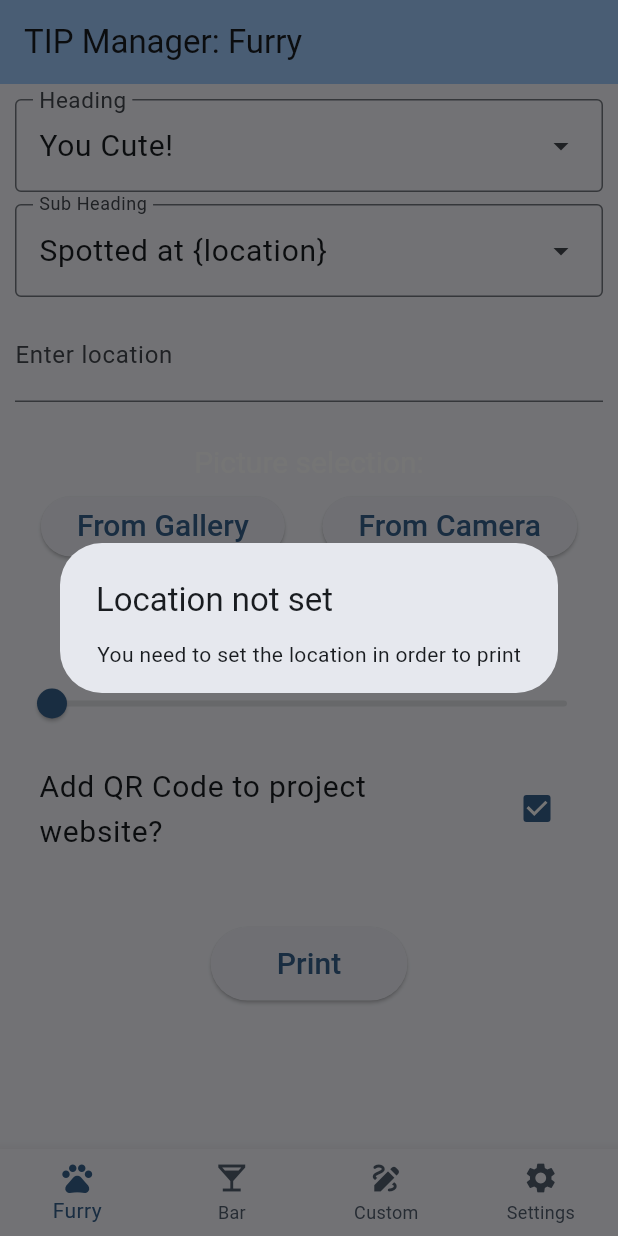
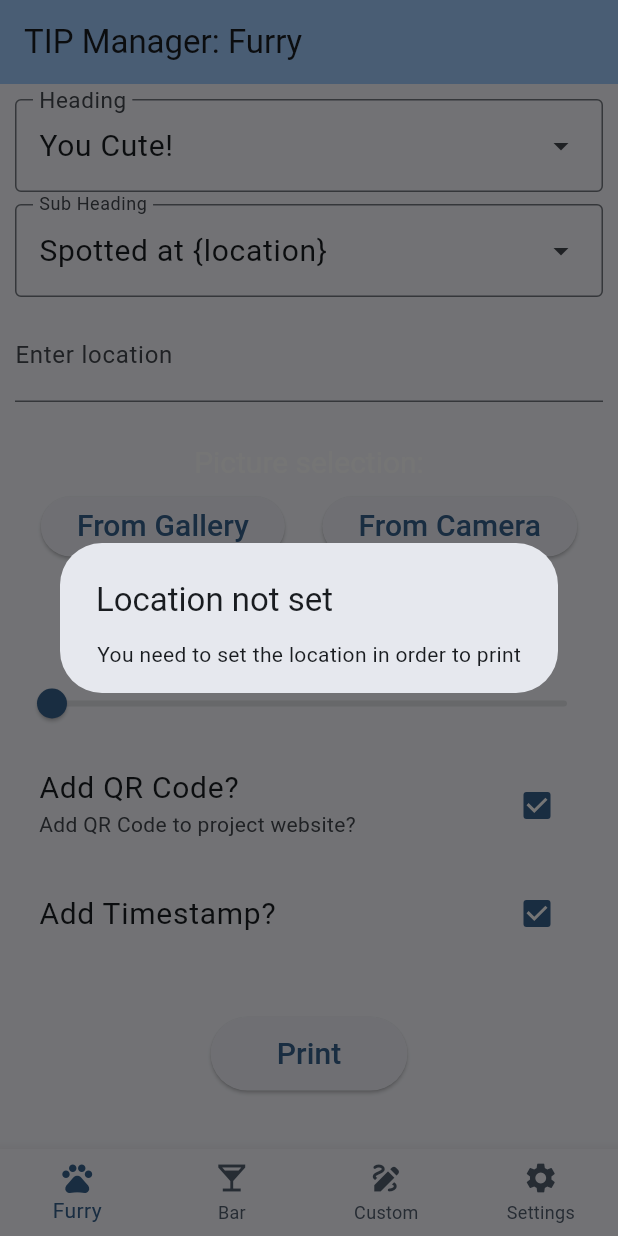
Before and after one commit to OliverBleen/ThermalImagePrinter, a Flutter app: the screen it shows after launch, after a tap on "Print", on a phone screen of 412 x 824 dp. Run offline on Flutter 3.47's test engine with Material 3 defaults, Android fonts, the light colour scheme and no system bars; our stand-ins replace image_picker, shared_preferences; missing offline and left inert: gal.

Commit message:
Add Settings for adding timestamp

```diff
--- a/Android_App/tipman/lib/pages/furry.dart
+++ b/Android_App/tipman/lib/pages/furry.dart
@@ -71,6 +71,7 @@ class _FurryPageState extends State<FurryPage> {
   bool shouldEditAgain = false;
   bool imageFileFromCamera = true;
   bool generateQRCode = false;
+  bool addTimeStamp = true;
   double? printProgress;
 
   Future<void> _loadPreferences() async {
@@ -89,6 +90,7 @@ class _FurryPageState extends State<FurryPage> {
     var loc = await Preferences.getString(Settings.location);
     var imgDither = (await Preferences.getDouble(Settings.imageDitherThreshold)) ?? 0.5;
     var genQRCode = (await Preferences.getBool(Settings.generateQRCode)) ?? true;
+    var addTimeStmp = (await Preferences.getBool(Settings.addTimeStamp)) ?? true;
     setState(() {
       if(loc != null) {
         location = loc;
@@ -96,6 +98,7 @@ class _FurryPageState extends State<FurryPage> {
       }
       imageDitherThreshold = imgDither;
       generateQRCode = genQRCode;
+      addTimeStamp = addTimeStmp;
     });
   }
 
@@ -231,11 +234,24 @@ class _FurryPageState extends State<FurryPage> {
                 },
               ),
               CheckboxListTile(
-                title: Text('Add QR Code to project website?', style: textStyle,),
+                title: Text('Add QR Code?', style: textStyle,),
+                subtitle: const Text('Add QR Code to project website?'),
                 value: generateQRCode,
                 onChanged: (bool? value) {
                   if(value != null) {
                     Preferences.saveBool(Settings.generateQRCode, value);
+                  }
+                  setState(() {
+                    generateQRCode = value!;
+                  });
+                },
+              ),
+              CheckboxListTile(
+                title: Text('Add Timestamp?', style: textStyle,),
+                value: generateQRCode,
+                onChanged: (bool? value) {
+                  if(value != null) {
+                    Preferences.saveBool(Settings.addTimeStamp, value);
                   }
                   setState(() {
                     generateQRCode = value!;
@@ -431,6 +447,12 @@ class _FurryPageState extends State<FurryPage> {
         await TipApiHelper.printQRCode('https://oliverbleen.net/projects/tip', TipApiPrintSettings(alignment: TipApiPrintSettingsAlignment.center));
       }
       setState(() {
+          printProgress = 0.85;
+        });
+      if(addTimeStamp) {
+        await TipApiHelper.println(DateTime.now().toUtc().toIso8601String(), TipApiPrintSettings());
+      }
+      setState(() {
           printProgress = 0.99;
         });
       await TipApiHelper.spitOut();
--- a/Android_App/tipman/lib/preferences.dart
+++ b/Android_App/tipman/lib/preferences.dart
@@ -7,6 +7,7 @@ enum Settings {
   location('location'),
   imageDitherThreshold('imageDitherThreshold'),
   generateQRCode('generateQRCode'),
+  addTimeStamp('addTimeStamp'),
   saveImagesWhenPrinting('saveImagesWhenPrinting'),
   saveDitheredImagesWhenPrinting('saveDitheredImagesWhenPrinting');
 
--- a/Android_App/tipman/pubspec.yaml
+++ b/Android_App/tipman/pubspec.yaml
@@ -16,7 +16,7 @@ publish_to: 'none' # Remove this line if you wish to publish to pub.dev
 # https://developer.apple.com/library/archive/documentation/General/Reference/InfoPlistKeyReference/Articles/CoreFoundationKeys.html
 # In Windows, build-name is used as the major, minor, and patch parts
 # of the product and file versions while build-number is used as the build suffix.
-version: 1.3.1+6
+version: 1.3.2+7
 
 environment:
   sdk: ^3.10.3
```
